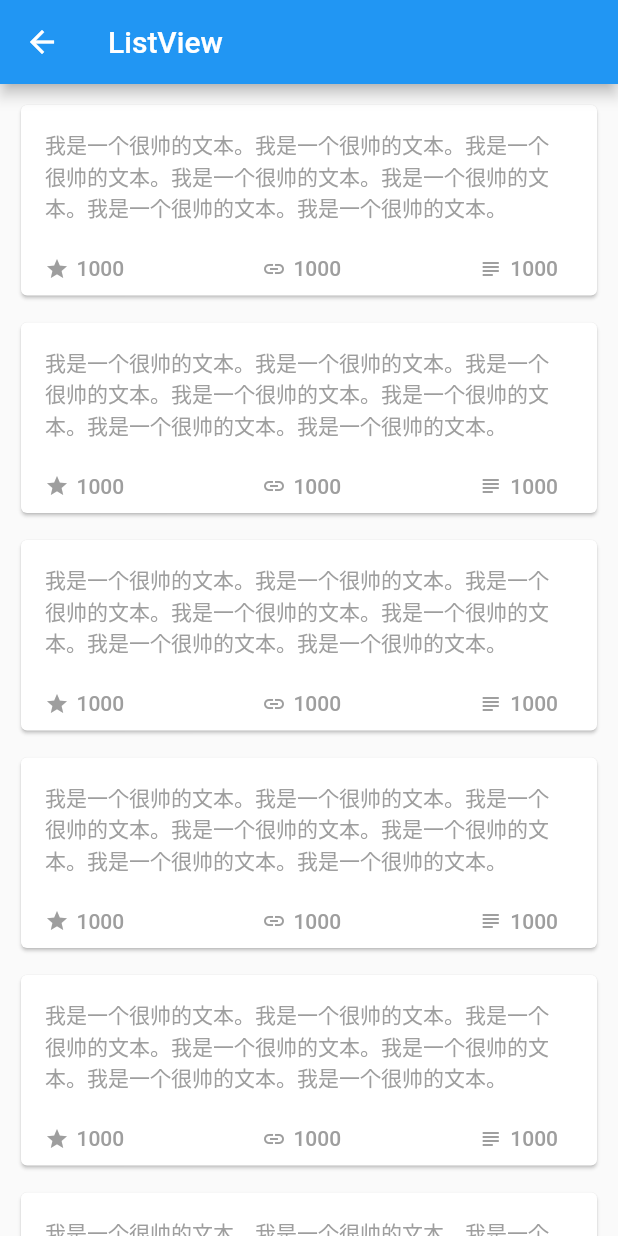
After one commit to destinyzhao/flutter_accumulation, a Flutter app: the ListViewPage screen opened directly, after a tap on "我是一个很帅的文本。我是一个很帅的文本。我是一个很帅的文本。我是一个很帅的文本。", on a phone screen of 412 x 824 dp. The commit adds this screen. Run offline on Flutter 3.47's test engine with Material 2 defaults, Android fonts, the phone set to English and light mode, and no system bars; our stand-ins replace fluttertoast.

Commit message:
ListView

```diff
--- /dev/null
+++ b/lib/home_page/list_view_page.dart
@@ -0,0 +1,30 @@
+import 'package:flutter/material.dart';
+import 'widget/layout_one_Item.dart';
+
+class ListViewPage extends StatefulWidget {
+  @override
+  _ListViewPageState createState() => _ListViewPageState();
+}
+
+class _ListViewPageState extends State<ListViewPage> {
+  @override
+  Widget build(BuildContext context) {
+    ///一个页面的开始
+    ///如果是新页面，会自带返回按键
+    return Scaffold(
+      ///标题栏，当然不仅仅是标题栏
+      appBar: AppBar(
+        ///这个title是一个Widget
+        title: Text("ListView"),
+      ),
+      ///正式的页面开始
+      ///一个ListView，20个Item
+      body: ListView.builder(
+        itemBuilder: (context, index) {
+          return LayoutOneItem();
+        },
+        itemCount: 20,
+      ),
+    );
+  }
+}
--- /dev/null
+++ b/lib/home_page/widget/layout_one_Item.dart
@@ -0,0 +1,90 @@
+import 'package:flutter/material.dart';
+
+Widget LayoutOneItem() {
+
+  return Container(
+    margin: EdgeInsets.only(top: 10,left: 10,right: 10),
+    ///卡片包装
+    child: Card(
+      ///增加点击效果
+        child: FlatButton(
+            onPressed: () {
+              print("点击了哦");
+            },
+            child: Padding(
+              padding: EdgeInsets.only(
+                  left: 0.0, top: 10.0, right: 10.0, bottom: 10.0),
+              child: Column(
+                mainAxisSize: MainAxisSize.min,
+                children: <Widget>[
+                  ///文本描述
+                  Container(
+                      child: Text(
+                        "我是一个很帅的文本。我是一个很帅的文本。我是一个很帅的文本。我是一个很帅的文本。"
+                            "我是一个很帅的文本。我是一个很帅的文本。我是一个很帅的文本。",
+                        style: TextStyle(
+                          color: Colors.grey,
+                          fontSize: 14.0,
+                        ),
+
+                        ///最长三行，超过 ... 显示
+                        maxLines: 3,
+                        overflow: TextOverflow.ellipsis,
+                      ),
+                      margin: EdgeInsets.only(top: 6.0, bottom: 2.0),
+                      alignment: Alignment.topLeft),
+                  Padding(padding: EdgeInsets.all(10.0)),
+
+                  ///三个平均分配的横向图标文字
+                  Row(
+                    crossAxisAlignment: CrossAxisAlignment.start,
+                    children: <Widget>[
+                      getBottomItem(Icons.star, "1000",MainAxisAlignment.start),
+                      getBottomItem(Icons.link, "1000",MainAxisAlignment.center),
+                      getBottomItem(Icons.subject, "1000",MainAxisAlignment.end),
+                    ],
+                  ),
+                ],
+              ),
+            )
+        )
+    ),
+  );
+}
+
+///返回一个居中带图标和文本的Item
+Widget getBottomItem(IconData icon, String text,MainAxisAlignment mainAxisAlignment) {
+  ///充满 Row 横向的布局
+  return Expanded(
+    flex: 1,
+    child: Container(
+      ///横向布局
+      child: Row(
+        ///主轴居中,即是横向居中
+        mainAxisAlignment: mainAxisAlignment,
+        ///大小按照最大充满
+        mainAxisSize: MainAxisSize.max,
+        children: <Widget>[
+          ///一个图标，大小16.0，灰色
+          Icon(
+            icon,
+            size: 16.0,
+            color: Colors.grey,
+          ),
+          ///间隔
+          Padding(padding:EdgeInsets.only(left: 5.0)),
+          ///显示文本
+          Text(
+            text,
+            //设置字体样式：颜色灰色，字体大小14.0
+            style: new TextStyle(color: Colors.grey, fontSize: 14.0),
+            //超过的省略为...显示
+            overflow: TextOverflow.ellipsis,
+            //最长一行
+            maxLines: 1,
+          ),
+        ],
+      ),
+    ),
+  );
+}
```
Also changed, not shown: lib/home_page/home_page.dart (+51 -15 lines), lib/home_page/layout_page_one.dart (added, +17 -0 lines), 52 other files.
